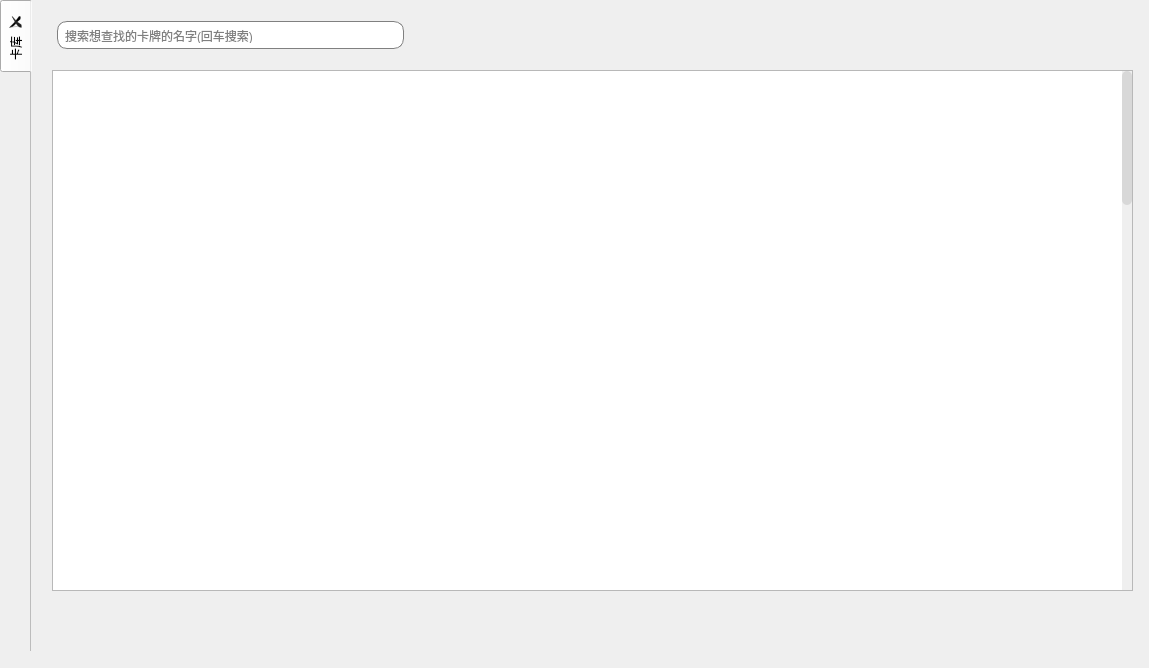
Old version of the form visualizationSrc/qtUI/CardControler/cardControler.ui in the repository NWYLZW/A-Language-IDE.
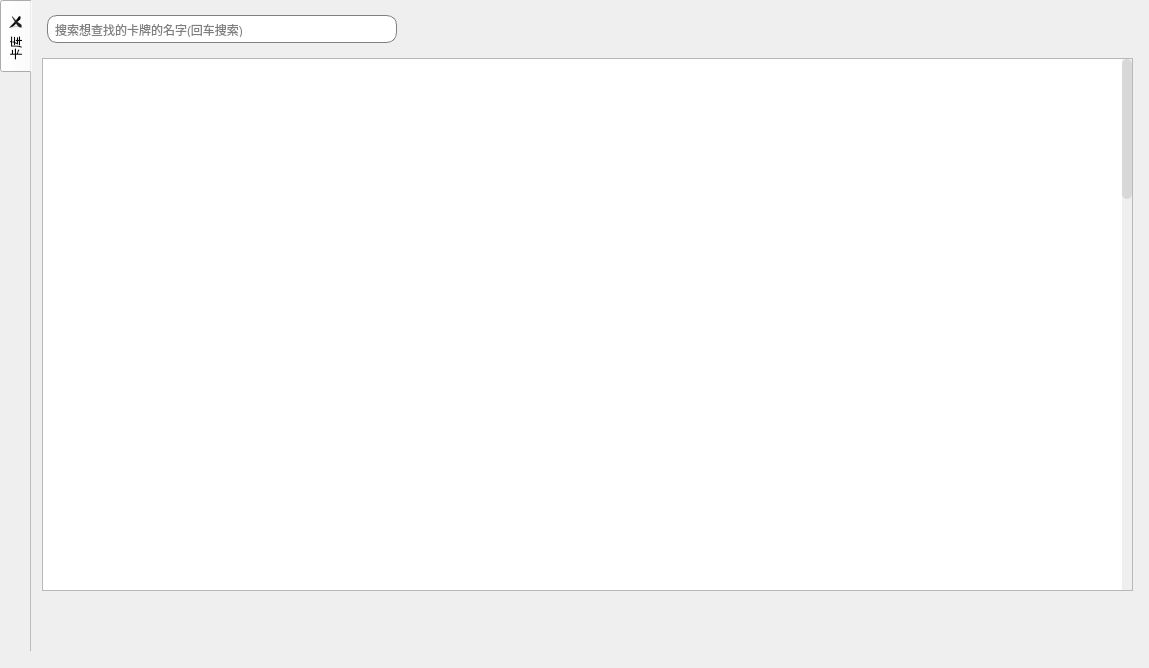
New version of the form. Icons and pictures are not drawn.

```diff
--- a/visualizationSrc/qtUI/CardControler/cardControler.ui
+++ b/visualizationSrc/qtUI/CardControler/cardControler.ui
@@ -128,12 +128,29 @@
     <widget class="QWidget" name="horizontalLayoutWidget_3">
      <property name="geometry">
       <rect>
-       <x>20</x>
-       <y>10</y>
-       <width>1081</width>
-       <height>51</height>
+       <x>0</x>
+       <y>0</y>
+       <width>1111</width>
+       <height>651</height>
       </rect>
      </property>
+     <layout class="QVBoxLayout" name="verticalLayout_2">
+      <property name="spacing">
+       <number>10</number>
+      </property>
+      <property name="leftMargin">
+       <number>10</number>
+      </property>
+      <property name="topMargin">
+       <number>10</number>
+      </property>
+      <property name="rightMargin">
+       <number>10</number>
+      </property>
+      <property name="bottomMargin">
+       <number>10</number>
+      </property>
+      <item>
      <layout class="QHBoxLayout" name="Search" stretch="1,2">
       <property name="spacing">
        <number>10</number>
@@ -312,16 +329,9 @@
        </widget>
       </item>
      </layout>
-    </widget>
+      </item>
+      <item>
     <widget class="QScrollArea" name="cardScroll">
-     <property name="geometry">
-      <rect>
-       <x>20</x>
-       <y>70</y>
-       <width>1081</width>
-       <height>521</height>
-      </rect>
-     </property>
      <property name="styleSheet">
       <string notr="true"/>
      </property>
@@ -333,7 +343,7 @@
        <rect>
         <x>0</x>
         <y>0</y>
-        <width>1069</width>
+           <width>1079</width>
         <height>2000</height>
        </rect>
       </property>
@@ -345,19 +355,25 @@
       </property>
      </widget>
     </widget>
-    <widget class="QWidget" name="horizontalLayoutWidget_2">
-     <property name="geometry">
-      <rect>
-       <x>720</x>
-       <y>600</y>
-       <width>381</width>
-       <height>41</height>
-      </rect>
-     </property>
-     <layout class="QHBoxLayout" name="horizontalLayout" stretch="0,1">
+      </item>
+      <item>
+       <layout class="QHBoxLayout" name="horizontalLayout" stretch="0,0,1">
       <property name="spacing">
        <number>0</number>
       </property>
+        <item>
+         <spacer name="horizontalSpacer">
+          <property name="orientation">
+           <enum>Qt::Horizontal</enum>
+          </property>
+          <property name="sizeHint" stdset="0">
+           <size>
+            <width>600</width>
+            <height>20</height>
+           </size>
+          </property>
+         </spacer>
+        </item>
       <item>
        <layout class="QVBoxLayout" name="verticalLayout">
         <property name="spacing">
@@ -404,6 +420,12 @@
       </item>
       <item>
        <widget class="QWidget" name="widget" native="true">
+          <property name="minimumSize">
+           <size>
+            <width>0</width>
+            <height>40</height>
+           </size>
+          </property>
         <property name="styleSheet">
          <string notr="true">QPushButton{
 	background: rgba(205, 205, 205);
@@ -435,8 +457,8 @@
           <rect>
            <x>0</x>
            <y>0</y>
-           <width>341</width>
-           <height>39</height>
+             <width>451</width>
+             <height>41</height>
           </rect>
          </property>
          <layout class="QHBoxLayout" name="pageBTN_List">
@@ -487,6 +509,8 @@
          </layout>
         </widget>
        </widget>
+        </item>
+       </layout>
       </item>
      </layout>
     </widget>
```
Left out of the diff: 2 changed lines with no effect on the pictures. Lines whose indentation alone changed are shown as unchanged.
